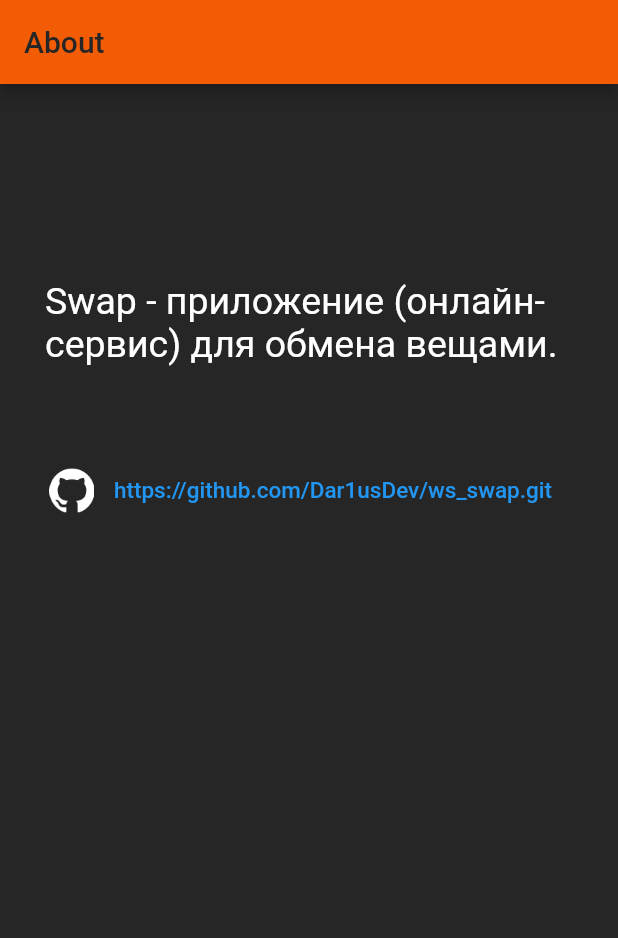
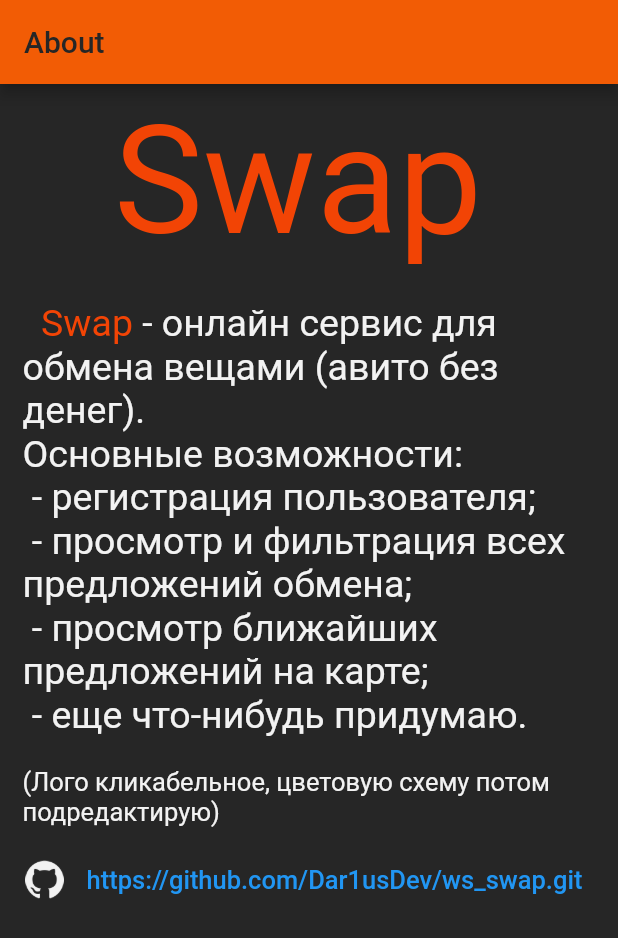
Before and after one commit to Dar1usDev/ws_swap, a Flutter app: the screen it shows after launch, on a phone screen of 412 x 824 dp. Shown: the top 938 px of the screen. Run offline on Flutter 3.47's test engine with Material 2 defaults, Android fonts, the phone set to English and light mode, and no system bars.

Commit message:
add: logo animation, description, etc; fix: file names, formatting (.yaml);

```diff
--- a/analysis_options.yaml
+++ b/analysis_options.yaml
@@ -22,6 +22,11 @@ linter:
   # `// ignore_for_file: name_of_lint` syntax on the line or in the file
   # producing the lint.
   rules:
+    avoid_print: false
+    constant_identifier_names: false
+    prefer_single_quotes: true
+    always_use_package_imports: true
+    require_trailing_commas: true
     # avoid_print: false  # Uncomment to disable the `avoid_print` rule
     # prefer_single_quotes: true  # Uncomment to enable the `prefer_single_quotes` rule
 
--- a/lib/main.dart
+++ b/lib/main.dart
@@ -1,7 +1,6 @@
 import 'package:flutter/material.dart';
-
-import 'routes/info_page/InfoPage.dart';
-import 'themes/CustomTheme.dart';
+import 'package:ws_swap/routes/info_page/info_page.dart';
+import 'package:ws_swap/themes/custom_theme.dart';
 
 void main() {
   runApp(const MyApp());
--- a/lib/routes/info_page/InfoPage.dart
+++ b/lib/routes/info_page/info_page.dart
@@ -1,8 +1,8 @@
 import 'package:flutter/material.dart';
-import 'package:ws_swap/routes/info_page/widgets/AppDescriptionWidget.dart';
+import 'package:ws_swap/routes/info_page/widgets/app_description_widget.dart';
 
-import 'package:ws_swap/routes/info_page/widgets/GithubLinkWidget.dart';
-import 'package:ws_swap/routes/info_page/widgets/LogoWidget.dart';
+import 'package:ws_swap/routes/info_page/widgets/github_link_widget.dart';
+import 'package:ws_swap/routes/info_page/widgets/logo_widget.dart';
 
 class InfoPage extends StatefulWidget {
   const InfoPage({Key? key, required this.title}) : super(key: key);
--- a/lib/routes/info_page/widgets/AppDescriptionWidget.dart
+++ /dev/null
@@ -1,27 +0,0 @@
-import 'package:flutter/material.dart';
-
-class AppDescriptionWidget extends StatelessWidget {
-  const AppDescriptionWidget({Key? key}) : super(key: key);
-
-  final TextStyle _mainTextStyle = const TextStyle(
-    fontSize: 25,
-    color: Colors.white,
-  );
-
-  final String _appDescription =
-      'Swap - приложение (онлайн-сервис) для обмена вещами.\n ';
-
-  @override
-  Widget build(BuildContext context) {
-    return Container(
-      padding: const EdgeInsets.all(30.0),
-      child: RichText(
-        text: TextSpan(
-          children: <TextSpan>[
-            TextSpan(text: _appDescription, style: _mainTextStyle),
-          ],
-        ),
-      ),
-    );
-  }
-}
--- a/lib/routes/info_page/widgets/GithubLinkWidget.dart
+++ /dev/null
@@ -1,49 +0,0 @@
-import 'package:flutter/material.dart';
-import 'package:url_launcher/url_launcher.dart';
-
-const String _githubLink = 'https://github.com/Dar1usDev/ws_swap.git';
-final Uri _url =
-    Uri.parse(_githubLink); //TODO а можно все класса писать...?????
-
-class GithubLinkWidget extends StatelessWidget {
-  const GithubLinkWidget({Key? key}) : super(key: key);
-
-  @override
-  Widget build(BuildContext context) {
-    return Row(
-      mainAxisAlignment: MainAxisAlignment.center,
-      children: [
-        Image.asset(
-          'assets/icon_github.png',
-          width: 30,
-          height: 30,
-          color: Colors.white,
-        ),
-        Container(
-          width: 5,
-        ),
-        TextButton(
-          onPressed: _launchUrl,
-          child: const SelectableText(
-            _githubLink,
-            style: TextStyle(fontSize: 15),
-          ),
-        ),
-        // у варианта ниже работает onTap
-        // GestureDetector(
-        //   onTap: _launchUrl,
-        //   child: const SelectableText(
-        //     _githubLink,
-        //     style: TextStyle(fontSize: 16),
-        //   ),
-        // ),
-      ],
-    );
-  }
-
-  void _launchUrl() async {
-    if (!await launchUrl(_url, mode: LaunchMode.externalApplication)) {
-      throw 'Could not launch $_url';
-    }
-  }
-}
--- a/lib/routes/info_page/widgets/LogoWidget.dart
+++ /dev/null
@@ -1,13 +0,0 @@
-import 'package:flutter/material.dart';
-
-class LogoWidget extends StatelessWidget {
-  const LogoWidget({Key? key}) : super(key: key);
-
-  @override
-  Widget build(BuildContext context) {
-    return SizedBox(
-      height: 100,
-      child: Row(),
-    );
-  }
-}
--- /dev/null
+++ b/lib/routes/info_page/widgets/app_description_widget.dart
@@ -0,0 +1,57 @@
+import 'package:flutter/material.dart';
+import 'package:ws_swap/themes/custom_colors.dart';
+
+class AppDescriptionWidget extends StatelessWidget {
+  const AppDescriptionWidget({Key? key}) : super(key: key);
+
+  final TextStyle _mainTextStyle = const TextStyle(
+    //TODO вынести style
+    fontSize: 25,
+    color: CustomColors.lightColor,
+  );
+
+  final TextStyle _nameTextStyle = const TextStyle(
+    //TODO вынести style
+    fontSize: 25,
+    color: CustomColors.secondaryColor,
+  );
+
+  final TextStyle _noteTextStyle = const TextStyle(
+    //TODO вынести style
+    fontSize: 17,
+    color: CustomColors.lightColor,
+  );
+
+  final String _appDescription =
+      ' - онлайн сервис для обмена вещами (авито без денег).\n'
+      'Основные возможности:\n'
+      ' - регистрация пользователя;\n'
+      ' - просмотр и фильтрация всех предложений обмена;\n'
+      ' - просмотр ближайших предложений на карте;\n'
+      ' - еще что-нибудь придумаю.\n';
+
+  @override
+  Widget build(BuildContext context) {
+    return Padding(
+      padding: const EdgeInsets.all(15.0),
+      child: RichText(
+        text: TextSpan(
+          children: [
+            TextSpan(
+              text: '  Swap',
+              style: _nameTextStyle,
+            ),
+            TextSpan(
+              text: _appDescription,
+              style: _mainTextStyle,
+            ),
+            TextSpan(
+              text: '\n(Лого кликабельное, цветовую схему потом подредактирую)',
+              style: _noteTextStyle,
+            ),
+          ],
+        ),
+      ),
+    );
+  }
+}
--- /dev/null
+++ b/lib/routes/info_page/widgets/github_link_widget.dart
@@ -0,0 +1,58 @@
+import 'package:flutter/material.dart';
+import 'package:url_launcher/url_launcher.dart';
+import 'package:ws_swap/themes/custom_colors.dart';
+
+const String _githubLink = 'https://github.com/Dar1usDev/ws_swap.git';
+final Uri _url =
+    Uri.parse(_githubLink); //TODO а можно вне класса писать...?????
+
+class GithubLinkWidget extends StatelessWidget {
+  const GithubLinkWidget({Key? key}) : super(key: key);
+
+  @override
+  Widget build(BuildContext context) {
+    return FittedBox(
+      fit: BoxFit.fitWidth,
+      child: Padding(
+        padding: const EdgeInsets.fromLTRB(20.0, 0, 20.0, 0),
+        child: Row(
+          mainAxisAlignment: MainAxisAlignment.center,
+          children: [
+            Image.asset(
+              'assets/icon_github.png',
+              width: 30,
+              height: 30,
+              color: CustomColors.lightColor,
+            ),
+            Padding(
+              padding: const EdgeInsets.fromLTRB(10, 0, 0, 0),
+              child: TextButton(
+                onPressed: _launchUrl,
+                child: const Text(
+                  _githubLink,
+                  textAlign: TextAlign.justify,
+                  //maxLines: 1,
+                  style: TextStyle(fontSize: 20),
+                ),
+              ),
+            ),
+            //TODO у GestureDetector не работает onTap
+            // GestureDetector(
+            //   onTap: _launchUrl,
+            //   child: const SelectableText(
+            //     _githubLink,
+            //     style: TextStyle(fontSize: 16),
+            //   ),
+            // ),
+          ],
+        ),
+      ),
+    );
+  }
+
+  void _launchUrl() async {
+    if (!await launchUrl(_url, mode: LaunchMode.externalApplication)) {
+      throw 'Could not launch $_url';
+    }
+  }
+}
--- /dev/null
+++ b/lib/routes/info_page/widgets/logo_widget.dart
@@ -0,0 +1,67 @@
+import 'package:flutter/material.dart';
+import 'package:ws_swap/themes/custom_colors.dart';
+
+class LogoWidget extends StatefulWidget {
+  const LogoWidget({Key? key}) : super(key: key);
+
+  @override
+  State<LogoWidget> createState() => _LogoWidgetState();
+}
+
+class _LogoWidgetState extends State<LogoWidget> {
+  final TextStyle _logoTextStyle = const TextStyle(
+    //TODO вынести style куда-нибудь
+    fontSize: 100,
+    color: CustomColors.secondaryColor,
+  );
+
+  late List<double?> _logoPaddings;
+
+  late double screenWidth;
+
+  bool _reverse = false;
+
+  bool built = false;
+
+  void _changeLogo() {
+    setState(() {
+      _reverse = _reverse ? false : true;
+      _logoPaddings = _reverse
+          ? [screenWidth / 2, screenWidth / 2 - 110]
+          : [screenWidth / 2 - 135, screenWidth / 2];
+    });
+  }
+
+  @override
+  Widget build(BuildContext context) {
+    screenWidth = MediaQuery.of(context).size.width;
+    if (!built) {
+      _logoPaddings = [screenWidth / 2 - 135, screenWidth / 2];
+      built = true;
+    }
+    return GestureDetector(
+      onTap: _changeLogo,
+      child: Padding(
+        padding: const EdgeInsets.all(5.0),
+        child: SizedBox(
+          height: 120,
+          child: Stack(
+            alignment: AlignmentDirectional.center,
+            children: [
+              AnimatedPositioned(
+                left: _logoPaddings[0],
+                duration: const Duration(milliseconds: 500),
+                child: Text('Sw', style: _logoTextStyle),
+              ),
+              AnimatedPositioned(
+                left: _logoPaddings[1],
+                duration: const Duration(milliseconds: 500),
+                child: Text('ap', style: _logoTextStyle),
+              ),
+            ],
+          ),
+        ),
+      ),
+    );
+  }
+}
--- a/lib/themes/CustomColors.dart
+++ /dev/null
@@ -1,7 +0,0 @@
-import 'package:flutter/material.dart';
-
-//Theme colors
-const Color primaryColor = Color(0xFF262626);
-const Color accentColor = Color(0xFFF25C05);
-const Color secondaryColor = Color(0xFFF24405);
-const Color lightColor = Color(0xFFF2F2F2);
--- a/lib/themes/CustomTheme.dart
+++ /dev/null
@@ -1,33 +0,0 @@
-import 'package:flutter/material.dart';
-
-import 'CustomColors.dart';
-
-/// App theme
-class CustomTheme {
-  static ThemeData get darkTheme {
-    return ThemeData(
-        primaryColor: primaryColor,
-        scaffoldBackgroundColor: primaryColor,
-        fontFamily: 'Montserrat',
-        textTheme: ThemeData.dark().textTheme,
-        appBarTheme: const AppBarTheme(
-            color: accentColor, foregroundColor: primaryColor),
-        buttonTheme: ButtonThemeData(
-          shape:
-              RoundedRectangleBorder(borderRadius: BorderRadius.circular(18.0)),
-          buttonColor: accentColor,
-        ));
-  }
-
-// static ThemeData get lightTheme {
-//   return ThemeData(
-//       primaryColor: Colors.orange,
-//       scaffoldBackgroundColor: Colors.white,
-//       fontFamily: 'Montserrat',
-//       buttonTheme: ButtonThemeData(
-//         shape:
-//             RoundedRectangleBorder(borderRadius: BorderRadius.circular(18.0)),
-//         buttonColor: Colors.orange.shade300,
-//       ));
-// }
-}
--- /dev/null
+++ b/lib/themes/custom_colors.dart
@@ -0,0 +1,9 @@
+import 'package:flutter/material.dart';
+
+//Theme colors
+class CustomColors {
+  static const Color primaryColor = Color(0xFF262626);
+  static const Color accentColor = Color(0xFFF25C05);
+  static const Color secondaryColor = Color(0xFFF24405);
+  static const Color lightColor = Color(0xFFF2F2F2);
+}
--- /dev/null
+++ b/lib/themes/custom_theme.dart
@@ -0,0 +1,36 @@
+import 'package:flutter/material.dart';
+import 'package:ws_swap/themes/custom_colors.dart';
+
+/// App theme
+class CustomTheme {
+  static ThemeData get darkTheme {
+    return ThemeData(
+      primaryColor: CustomColors.primaryColor,
+      scaffoldBackgroundColor: CustomColors.primaryColor,
+      fontFamily: 'Montserrat',
+      textTheme: ThemeData.dark().textTheme,
+      appBarTheme: const AppBarTheme(
+        color: CustomColors.accentColor,
+        foregroundColor: CustomColors.primaryColor,
+      ),
+      buttonTheme: ButtonThemeData(
+        shape:
+            RoundedRectangleBorder(borderRadius: BorderRadius.circular(18.0)),
+        buttonColor: CustomColors.accentColor,
+      ),
+    );
+  }
+
+//TODO Светлая тема
+// static ThemeData get lightTheme {
+//   return ThemeData(
+//       primaryColor: Colors.orange,
+//       scaffoldBackgroundColor: Colors.white,
+//       fontFamily: 'Montserrat',
+//       buttonTheme: ButtonThemeData(
+//         shape:
+//             RoundedRectangleBorder(borderRadius: BorderRadius.circular(18.0)),
+//         buttonColor: Colors.orange.shade300,
+//       ));
+// }
+}
```
